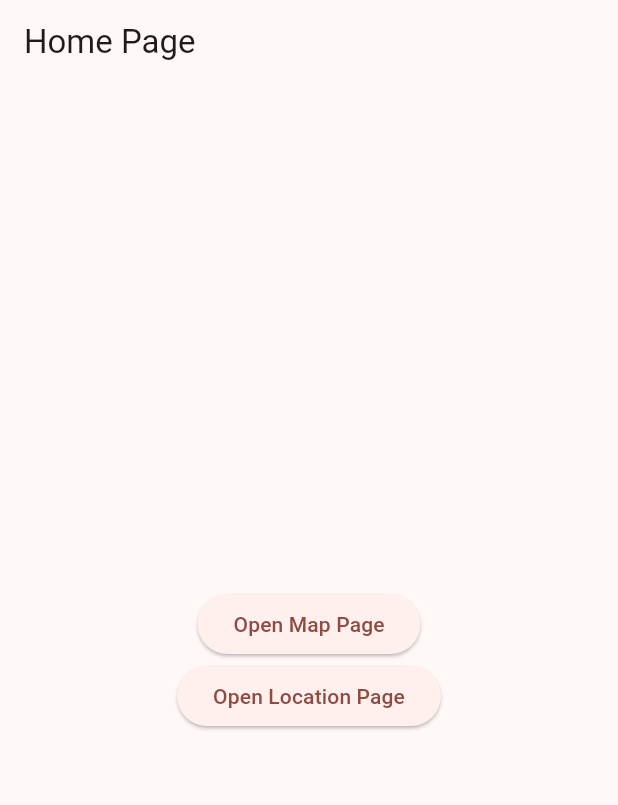
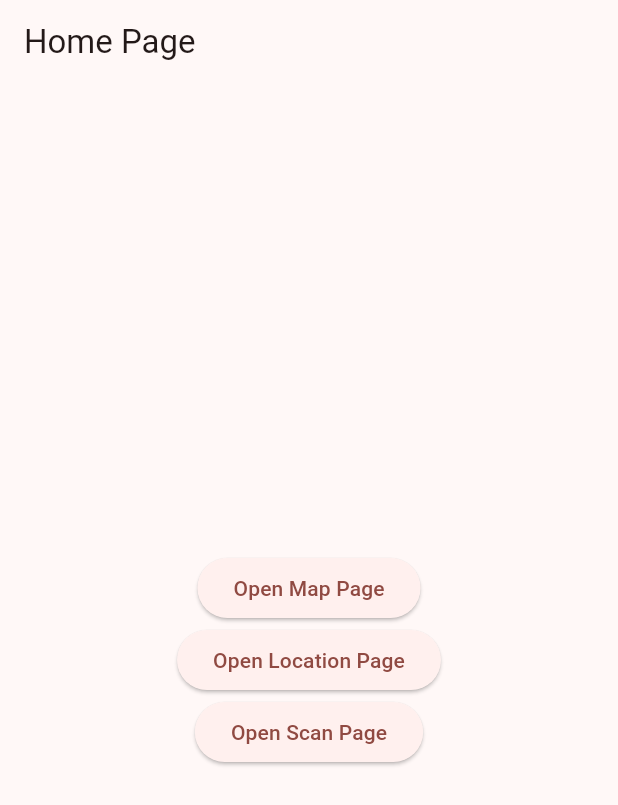
Before and after one commit to ZAHHAR-ISMAIL/FlutterMapHMS, a Flutter app: the screen it shows after launch, on a phone screen of 412 x 824 dp. Shown: the top 805 px of the screen. Run offline on Flutter 3.47's test engine with Material 2 defaults, Android fonts, the phone set to English and light mode, and no system bars; our stand-ins replace google_maps_flutter, permission_handler; missing offline and left inert: flutter_hms_gms_availability, huawei_location, huawei_map, huawei_scan.

Commit message:
Update main.dart

```diff
--- a/lib/main.dart
+++ b/lib/main.dart
@@ -1,4 +1,5 @@
 import 'package:flutter/material.dart';
+import 'package:flutter_hms_example/ScanPage.dart';
 import 'package:permission_handler/permission_handler.dart';
 import 'LocationPage.dart';
 import 'MapPage.dart';
@@ -25,6 +26,7 @@ class MyApp extends StatelessWidget {
         '/': (context) => const MyHomePage(),
         '/MapPage': (context) => const MapPage(),
         '/LocationPage': (context) => const LocationPage(),
+        '/ScanPage': (context) => const ScanPage(),
       },
     );
   }
@@ -70,6 +72,12 @@ class MyHomePage extends StatelessWidget {
                 onPressed: () {
                   requestPerms("Location");
                 },
+              ),
+              ElevatedButton(
+                child: const Text('Open Scan Page'),
+                onPressed: () {
+                  Navigator.pushNamed(context, '/ScanPage');
+                },
               )
             ],
           ),
```
